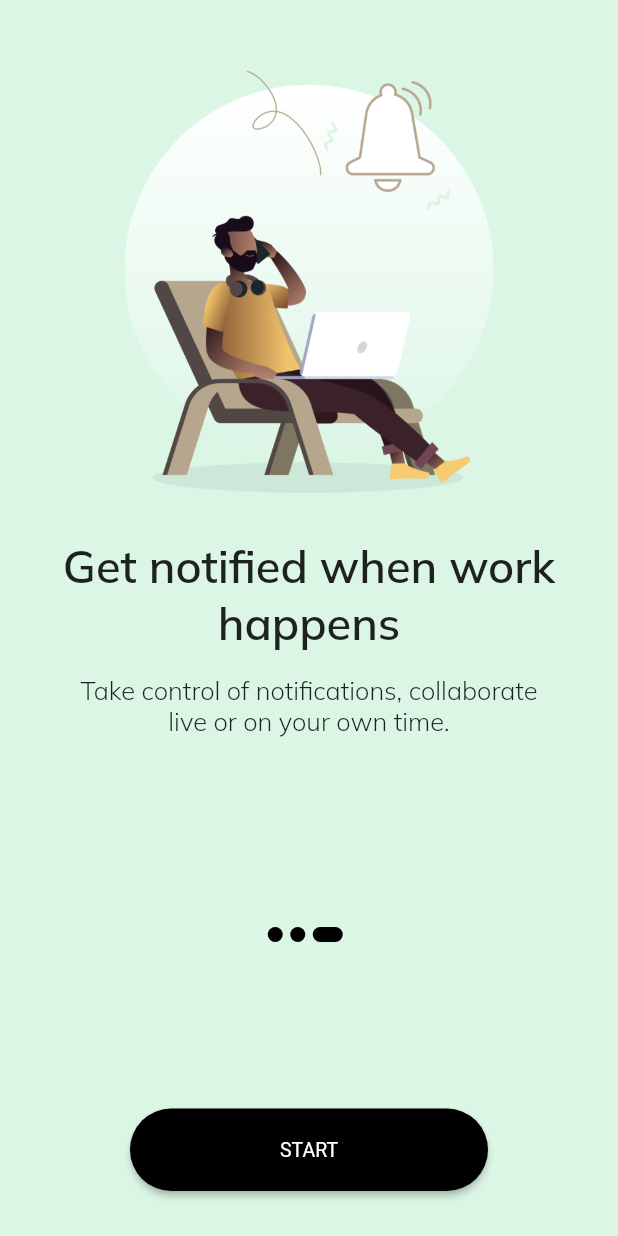
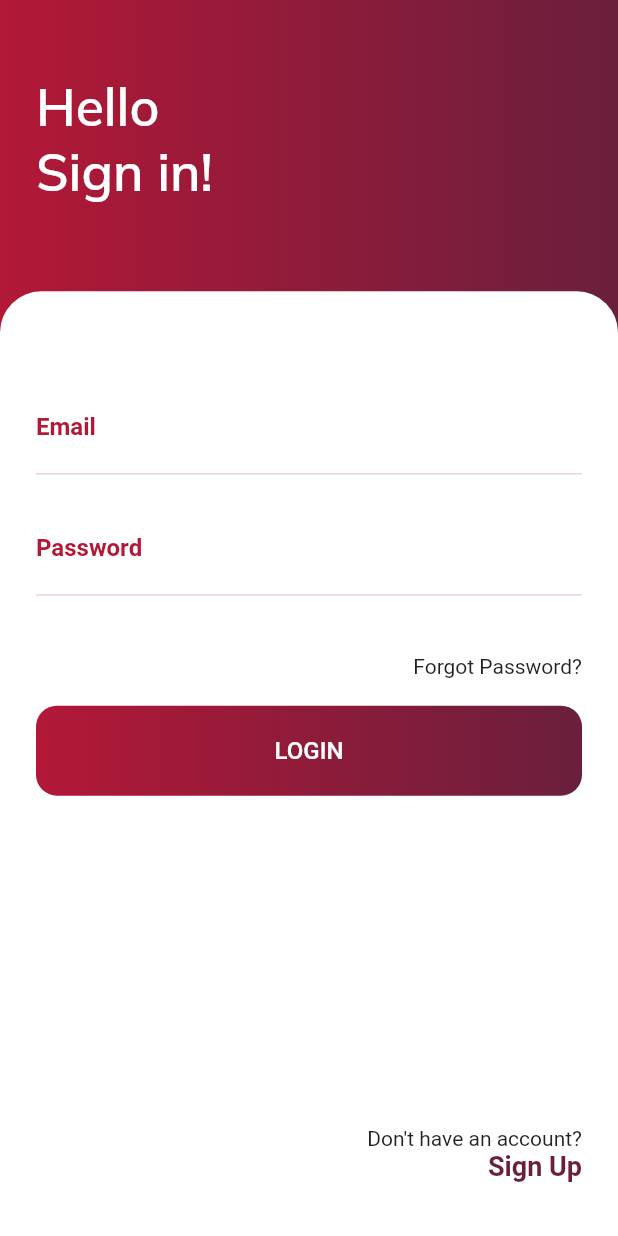
Before and after one commit to mushthakvp/edaya-errand, a Flutter app: the screen it shows after launch, after a tap on "SKIP", after a tap on "START", on a phone screen of 412 x 824 dp. Run offline on Flutter 3.47's test engine with Material 2 defaults, Android fonts, the phone set to English and light mode, and no system bars; our stand-ins replace flutter_bloc, flutter_screenutil, freezed_annotation.

Commit message:
change to dip architecture

```diff
--- /dev/null
+++ b/lib/core/colors.dart
@@ -0,0 +1,4 @@
+import 'package:flutter/material.dart';
+
+Color gColor1 = const Color(0xffb31837);
+Color gColor2 = const Color(0xff6a1f3d);
--- /dev/null
+++ b/lib/feature/login/infrastructure/login_function.dart
@@ -0,0 +1,13 @@
+import 'package:flutter/cupertino.dart';
+
+class LoginFunction {
+  TextEditingController emailController = TextEditingController();
+  TextEditingController passwordController = TextEditingController();
+
+  void checkPAssword() {
+    String email = emailController.text.trim();
+    String password = passwordController.text.trim();
+
+
+  }
+}
--- /dev/null
+++ b/lib/feature/login/presentation/login_view.dart
@@ -0,0 +1,13 @@
+import 'package:flutter/material.dart';
+import 'widgets/login_body.dart';
+
+class LoginView extends StatelessWidget {
+  const LoginView({super.key});
+
+  @override
+  Widget build(BuildContext context) {
+    return const Scaffold(
+      body: LoginBody(),
+    );
+  }
+}
--- /dev/null
+++ b/lib/feature/login/presentation/widgets/login_body.dart
@@ -0,0 +1,66 @@
+import 'package:edaya_errand/feature/login/presentation/widgets/sign_field_widget.dart';
+import 'package:flutter/material.dart';
+import 'package:flutter_screenutil/flutter_screenutil.dart';
+import '../../../../core/colors.dart';
+
+class LoginBody extends StatelessWidget {
+  const LoginBody({super.key});
+
+  @override
+  Widget build(BuildContext context) {
+    Size size = MediaQuery.of(context).size;
+    return Container(
+      height: double.infinity,
+      width: double.infinity,
+      decoration: BoxDecoration(
+        gradient: LinearGradient(
+          colors: [gColor1, gColor2],
+          begin: const FractionalOffset(0.0, 0.0),
+          end: const FractionalOffset(1.0, 0.0),
+          stops: const [0.0, 1.0],
+          tileMode: TileMode.clamp,
+        ),
+      ),
+      child: SafeArea(
+        child: Column(
+          crossAxisAlignment: CrossAxisAlignment.start,
+          children: [
+            SizedBox(height: size.height * .05.h),
+            Padding(
+              padding: const EdgeInsets.symmetric(horizontal: 24),
+              child: Column(
+                crossAxisAlignment: CrossAxisAlignment.start,
+                children: [
+                  Text(
+                    "Hello",
+                    style: TextStyle(
+                      fontFamily: "Mulish",
+                      fontWeight: FontWeight.w600,
+                      fontSize: 30.sp,
+                      color: Colors.white,
+                      decoration: TextDecoration.none,
+                    ),
+                  ),
+                  Text(
+                    "Sign in!",
+                    style: TextStyle(
+                      fontFamily: "Mulish",
+                      fontWeight: FontWeight.w600,
+                      fontSize: 30.sp,
+                      color: Colors.white,
+                      decoration: TextDecoration.none,
+                    ),
+                  ),
+                ],
+              ),
+            ),
+            SizedBox(height: size.height * .06.h),
+           SignifiedWidget(size : size)
+          ],
+        ),
+      ),
+    );
+  }
+
+
+}
--- /dev/null
+++ b/lib/feature/login/presentation/widgets/sign_field_widget.dart
@@ -0,0 +1,123 @@
+import 'package:flutter/material.dart';
+import 'package:flutter_screenutil/flutter_screenutil.dart';
+import '../../../../core/colors.dart';
+
+class SignifiedWidget extends StatelessWidget {
+  final Size size;
+  const SignifiedWidget({super.key, required this.size});
+
+  @override
+  Widget build(BuildContext context) {
+    return Expanded(
+      child: Container(
+        padding: const EdgeInsets.symmetric(horizontal: 24),
+        width: double.infinity,
+        decoration: BoxDecoration(
+          borderRadius: BorderRadius.only(
+            topLeft: Radius.circular(24.r),
+            topRight: Radius.circular(24.r),
+          ),
+          color: Colors.white,
+        ),
+        child: Column(
+          crossAxisAlignment: CrossAxisAlignment.start,
+          children: [
+            SizedBox(height: size.height * .06.h),
+            TextFormField(
+              decoration: inputDecoration("Email"),
+              cursorColor: gColor1,
+            ),
+            SizedBox(height: 15.h),
+            TextFormField(
+              decoration: inputDecoration("Password"),
+              cursorColor: gColor1,
+            ),
+            SizedBox(height: size.height * .04.h),
+            Row(
+              mainAxisAlignment: MainAxisAlignment.end,
+              children: const [
+                Text("Forgot Password?"),
+              ],
+            ),
+            SizedBox(height: 15.h),
+            InkWell(
+              focusColor: Colors.white,
+              hoverColor: Colors.white,
+              child: Container(
+                height: 60,
+                width: size.width.w,
+                decoration: BoxDecoration(
+                  borderRadius: BorderRadius.circular(14),
+                  gradient: LinearGradient(
+                    colors: [
+                      gColor1,
+                      gColor2,
+                    ],
+                    begin: const FractionalOffset(0.0, 0.0),
+                    end: const FractionalOffset(1.0, 0.0),
+                    stops: const [0.0, 1.0],
+                    tileMode: TileMode.clamp,
+                  ),
+                ),
+                child: const Center(
+                  child: Text(
+                    "LOGIN",
+                    style: TextStyle(
+                      color: Colors.white,
+                      fontSize: 16,
+                      fontWeight: FontWeight.w500,
+                    ),
+                  ),
+                ),
+              ),
+            ),
+            const Spacer(),
+            Row(
+              mainAxisAlignment: MainAxisAlignment.end,
+              children: [
+                Column(
+                  crossAxisAlignment: CrossAxisAlignment.end,
+                  children: [
+                    const Text("Don't have an account?"),
+                    Text(
+                      "Sign Up",
+                      style: TextStyle(
+                        color: gColor2,
+                        fontWeight: FontWeight.w600,
+                        fontSize: 18,
+                      ),
+                    ),
+                  ],
+                ),
+              ],
+            ),
+            SizedBox(height: 30.h),
+          ],
+        ),
+      ),
+    );
+  }
+
+  InputDecoration inputDecoration(String label) {
+    return InputDecoration(
+      labelStyle: TextStyle(
+        color: gColor1,
+        fontWeight: FontWeight.w600,
+      ),
+      labelText: label,
+      contentPadding: const EdgeInsets.symmetric(vertical: 14),
+      border: UnderlineInputBorder(
+        borderSide: BorderSide(color: gColor1.withOpacity(.2)),
+      ),
+      disabledBorder: UnderlineInputBorder(
+        borderSide: BorderSide(color: gColor1.withOpacity(.2)),
+      ),
+      enabledBorder: UnderlineInputBorder(
+        borderSide: BorderSide(color: gColor1.withOpacity(.2)),
+      ),
+      focusedBorder: UnderlineInputBorder(
+        borderSide: BorderSide(color: gColor1.withOpacity(.2)),
+      ),
+    );
+  }
+}
--- /dev/null
+++ b/lib/feature/onboard/presentation/onboard_view.dart
@@ -0,0 +1,24 @@
+import 'package:edaya_errand/feature/onboard/presentation/onboard_bloc/onboard_bloc.dart';
+import 'package:edaya_errand/feature/onboard/presentation/widgets/body.dart';
+import 'package:flutter/material.dart';
+import 'package:flutter_bloc/flutter_bloc.dart';
+import '../../../core/size_config.dart';
+import '../domain/onboarding_contents.dart';
+
+class OnboardingScreen extends StatelessWidget {
+  const OnboardingScreen({Key? key}) : super(key: key);
+
+  @override
+  Widget build(BuildContext context) {
+    SizeConfig().init(context);
+
+    return BlocBuilder<OnboardBloc, OnboardState>(
+      builder: (context, state) {
+        return Scaffold(
+          backgroundColor: colors[state.currentPage],
+          body: OnboardBody(state: state),
+        );
+      },
+    );
+  }
+}
--- /dev/null
+++ b/lib/feature/onboard/presentation/widgets/body.dart
@@ -0,0 +1,159 @@
+import 'package:edaya_errand/feature/onboard/presentation/widgets/dot_widget.dart';
+import 'package:flutter/material.dart';
+import 'package:flutter_bloc/flutter_bloc.dart';
+import '../../../../core/size_config.dart';
+import '../../../../routes/routes.dart';
+import '../../../login/presentation/login_view.dart';
+import '../../domain/onboarding_contents.dart';
+import '../onboard_bloc/onboard_bloc.dart';
+
+class OnboardBody extends StatelessWidget {
+  final OnboardState state;
+  const OnboardBody({super.key, required this.state});
+
+  @override
+  Widget build(BuildContext context) {
+    double width = SizeConfig.screenW!;
+    double height = SizeConfig.screenH!;
+    return SafeArea(
+      child: Column(
+        children: [
+          Expanded(
+            flex: 3,
+            child: PageView.builder(
+              physics: const BouncingScrollPhysics(),
+              controller: state.controller,
+              onPageChanged: (value) {
+                context
+                    .read<OnboardBloc>()
+                    .add(OnboardEvent.index(value: value));
+              },
+              itemCount: contents.length,
+              itemBuilder: (context, i) {
+                return Padding(
+                  padding: const EdgeInsets.all(40.0),
+                  child: Column(
+                    children: [
+                      Image.asset(
+                        contents[i].image,
+                        height: SizeConfig.blockV! * 35,
+                      ),
+                      SizedBox(
+                        height: (height >= 840) ? 60 : 30,
+                      ),
+                      Text(
+                        contents[i].title,
+                        textAlign: TextAlign.center,
+                        style: TextStyle(
+                          fontFamily: "Mulish",
+                          fontWeight: FontWeight.w600,
+                          fontSize: (width <= 550) ? 30 : 35,
+                        ),
+                      ),
+                      const SizedBox(height: 15),
+                      Text(
+                        contents[i].desc,
+                        style: TextStyle(
+                          fontFamily: "Mulish",
+                          fontWeight: FontWeight.w300,
+                          fontSize: (width <= 550) ? 17 : 25,
+                        ),
+                        textAlign: TextAlign.center,
+                      )
+                    ],
+                  ),
+                );
+              },
+            ),
+          ),
+          Expanded(
+            flex: 1,
+            child: Column(
+              mainAxisAlignment: MainAxisAlignment.spaceBetween,
+              children: [
+                Row(
+                  mainAxisAlignment: MainAxisAlignment.center,
+                  children: List.generate(
+                    contents.length,
+                    (int index) =>
+                        DotWidget(index: index, stateValue: state.currentPage),
+                  ),
+                ),
+                state.currentPage + 1 == contents.length
+                    ? Padding(
+                        padding: const EdgeInsets.all(30),
+                        child: ElevatedButton(
+                          onPressed: () {
+                            Routes.pushreplace(screen: const LoginView());
+                          },
+                          style: ElevatedButton.styleFrom(
+                            backgroundColor: Colors.black,
+                            shape: RoundedRectangleBorder(
+                              borderRadius: BorderRadius.circular(50),
+                            ),
+                            padding: (width <= 550)
+                                ? const EdgeInsets.symmetric(
+                                    horizontal: 100, vertical: 20)
+                                : EdgeInsets.symmetric(
+                                    horizontal: width * 0.2, vertical: 25),
+                            textStyle:
+                                TextStyle(fontSize: (width <= 550) ? 13 : 17),
+                          ),
+                          child: const Text("START"),
+                        ),
+                      )
+                    : Padding(
+                        padding: const EdgeInsets.all(30),
+                        child: Row(
+                          mainAxisAlignment: MainAxisAlignment.spaceBetween,
+                          children: [
+                            TextButton(
+                              onPressed: () {
+                                state.controller!.jumpToPage(2);
+                              },
+                              style: TextButton.styleFrom(
+                                elevation: 0,
+                                textStyle: TextStyle(
+                                  fontWeight: FontWeight.w600,
+                                  fontSize: (width <= 550) ? 13 : 17,
+                                ),
+                              ),
+                              child: const Text(
+                                "SKIP",
+                                style: TextStyle(color: Colors.black),
+                              ),
+                            ),
+                            ElevatedButton(
+                              onPressed: () {
+                                state.controller!.nextPage(
+                                  duration: const Duration(milliseconds: 200),
+                                  curve: Curves.easeIn,
+                                );
+                              },
+                              style: ElevatedButton.styleFrom(
+                                backgroundColor: Colors.black,
+                                shape: RoundedRectangleBorder(
+                                  borderRadius: BorderRadius.circular(50),
+                                ),
+                                elevation: 0,
+                                padding: (width <= 550)
+                                    ? const EdgeInsets.symmetric(
+                                        horizontal: 30, vertical: 20)
+                                    : const EdgeInsets.symmetric(
+                                        horizontal: 30, vertical: 25),
+                                textStyle: TextStyle(
+                                    fontSize: (width <= 550) ? 13 : 17),
+                              ),
+                              child: const Text("NEXT"),
+                            ),
+                          ],
+                        ),
+                      )
+              ],
+            ),
+          ),
+        ],
+      ),
+    );
+  }
+}
--- /dev/null
+++ b/lib/feature/onboard/presentation/widgets/dot_widget.dart
@@ -0,0 +1,24 @@
+import 'package:flutter/material.dart';
+
+class DotWidget extends StatelessWidget {
+  final int index;
+  final int stateValue;
+  const DotWidget({super.key, required this.index, required this.stateValue});
+
+  @override
+  Widget build(BuildContext context) {
+    return AnimatedContainer(
+      duration: const Duration(milliseconds: 200),
+      decoration: const BoxDecoration(
+        borderRadius: BorderRadius.all(
+          Radius.circular(50),
+        ),
+        color: Color(0xFF000000),
+      ),
+      margin: const EdgeInsets.only(right: 5),
+      height: 10,
+      curve: Curves.easeIn,
+      width: stateValue == index ? 20 : 10,
+    );
+  }
+}
--- a/lib/main.dart
+++ b/lib/main.dart
@@ -1,7 +1,9 @@
+import 'package:edaya_errand/routes/routes.dart';
 import 'package:flutter/material.dart';
 import 'package:flutter_bloc/flutter_bloc.dart';
-import 'application/onboard/onboard_bloc.dart';
-import 'presentation/onboarding/onboarding_screen.dart';
+import 'package:flutter_screenutil/flutter_screenutil.dart';
+import 'feature/onboard/presentation/onboard_bloc/onboard_bloc.dart';
+import 'feature/onboard/presentation/onboard_view.dart';
 
 void main() => runApp(const MyApp());
 
@@ -14,9 +16,22 @@ class MyApp extends StatelessWidget {
       providers: [
         BlocProvider(create: (context) => OnboardBloc()),
       ],
-      child: const MaterialApp(
-        debugShowCheckedModeBanner: false,
-        home: OnboardingScreen(),
+      child: ScreenUtilInit(
+        designSize: const Size(360, 690),
+        minTextAdapt: true,
+        splitScreenMode: true,
+        builder: (context, child) {
+          return MaterialApp(
+            navigatorKey: Routes.navigatorKey,
+            debugShowCheckedModeBanner: false,
+            theme: ThemeData(
+              textTheme: TextTheme(
+                button: TextStyle(fontSize: 45.sp),
+              ),
+            ),
+            home: const OnboardingScreen(),
+          );
+        },
       ),
     );
   }
--- a/lib/presentation/onboarding/onboarding_screen.dart
+++ /dev/null
@@ -1,181 +0,0 @@
-import 'package:flutter/material.dart';
-import 'package:flutter_bloc/flutter_bloc.dart';
-import '../../application/onboard/onboard_bloc.dart';
-import '../../core/size_config.dart';
-import '../../models/onboard/onboarding_contents.dart';
-
-class OnboardingScreen extends StatelessWidget {
-  const OnboardingScreen({Key? key}) : super(key: key);
-
-  AnimatedContainer _buildDots({int? index, int? stateValue}) {
-    return AnimatedContainer(
-      duration: const Duration(milliseconds: 200),
-      decoration: const BoxDecoration(
-        borderRadius: BorderRadius.all(
-          Radius.circular(50),
-        ),
-        color: Color(0xFF000000),
-      ),
-      margin: const EdgeInsets.only(right: 5),
-      height: 10,
-      curve: Curves.easeIn,
-      width: stateValue == index ? 20 : 10,
-    );
-  }
-
-  @override
-  Widget build(BuildContext context) {
-    SizeConfig().init(context);
-    double width = SizeConfig.screenW!;
-    double height = SizeConfig.screenH!;
-
-    return BlocBuilder<OnboardBloc, OnboardState>(
-      builder: (context, state) {
-        return Scaffold(
-          backgroundColor: colors[state.currentPage],
-          body: SafeArea(
-            child: Column(
-              children: [
-                Expanded(
-                  flex: 3,
-                  child: PageView.builder(
-                    physics: const BouncingScrollPhysics(),
-                    controller: state.controller,
-                    onPageChanged: (value) {
-                      context
-                          .read<OnboardBloc>()
-                          .add(OnboardEvent.index(value: value));
-                    },
-                    itemCount: contents.length,
-                    itemBuilder: (context, i) {
-                      return Padding(
-                        padding: const EdgeInsets.all(40.0),
-                        child: Column(
-                          children: [
-                            Image.asset(
-                              contents[i].image,
-                              height: SizeConfig.blockV! * 35,
-                            ),
-                            SizedBox(
-                              height: (height >= 840) ? 60 : 30,
-                            ),
-                            Text(
-                              contents[i].title,
-                              textAlign: TextAlign.center,
-                              style: TextStyle(
-                                fontFamily: "Mulish",
-                                fontWeight: FontWeight.w600,
-                                fontSize: (width <= 550) ? 30 : 35,
-                              ),
-                            ),
-                            const SizedBox(height: 15),
-                            Text(
-                              contents[i].desc,
-                              style: TextStyle(
-                                fontFamily: "Mulish",
-                                fontWeight: FontWeight.w300,
-                                fontSize: (width <= 550) ? 17 : 25,
-                              ),
-                              textAlign: TextAlign.center,
-                            )
-                          ],
-                        ),
-                      );
-                    },
-                  ),
-                ),
-                Expanded(
-                  flex: 1,
-                  child: Column(
-                    mainAxisAlignment: MainAxisAlignment.spaceBetween,
-                    children: [
-                      Row(
-                        mainAxisAlignment: MainAxisAlignment.center,
-                        children: List.generate(
-                          contents.length,
-                          (int index) => _buildDots(
-                              index: index, stateValue: state.currentPage),
-                        ),
-                      ),
-                      state.currentPage + 1 == contents.length
-                          ? Padding(
-                              padding: const EdgeInsets.all(30),
-                              child: ElevatedButton(
-                                onPressed: () {},
-                                style: ElevatedButton.styleFrom(
-                                  backgroundColor: Colors.black,
-                                  shape: RoundedRectangleBorder(
-                                    borderRadius: BorderRadius.circular(50),
-                                  ),
-                                  padding: (width <= 550)
-                                      ? const EdgeInsets.symmetric(
-                                          horizontal: 100, vertical: 20)
-                                      : EdgeInsets.symmetric(
-                                          horizontal: width * 0.2,
-                                          vertical: 25),
-                                  textStyle: TextStyle(
-                                      fontSize: (width <= 550) ? 13 : 17),
-                                ),
-                                child: const Text("START"),
-                              ),
-                            )
-                          : Padding(
-                              padding: const EdgeInsets.all(30),
-                              child: Row(
-                                mainAxisAlignment:
-                                    MainAxisAlignment.spaceBetween,
-                                children: [
-                                  TextButton(
-                                    onPressed: () {
-                                      state.controller!.jumpToPage(2);
-                                    },
-                                    style: TextButton.styleFrom(
-                                      elevation: 0,
-                                      textStyle: TextStyle(
-                                        fontWeight: FontWeight.w600,
-                                        fontSize: (width <= 550) ? 13 : 17,
-                                      ),
-                                    ),
-                                    child: const Text(
-                                      "SKIP",
-                                      style: TextStyle(color: Colors.black),
-                                    ),
-                                  ),
-                                  ElevatedButton(
-                                    onPressed: () {
-                                      state.controller!.nextPage(
-                                        duration:
-                                            const Duration(milliseconds: 200),
-                                        curve: Curves.easeIn,
-                                      );
-                                    },
-                                    style: ElevatedButton.styleFrom(
-                                      backgroundColor: Colors.black,
-                                      shape: RoundedRectangleBorder(
-                                        borderRadius: BorderRadius.circular(50),
-                                      ),
-                                      elevation: 0,
-                                      padding: (width <= 550)
-                                          ? const EdgeInsets.symmetric(
-                                              horizontal: 30, vertical: 20)
-                                          : const EdgeInsets.symmetric(
-                                              horizontal: 30, vertical: 25),
-                                      textStyle: TextStyle(
-                                          fontSize: (width <= 550) ? 13 : 17),
-                                    ),
-                                    child: const Text("NEXT"),
-                                  ),
-                                ],
-                              ),
-                            )
-                    ],
-                  ),
-                ),
-              ],
-            ),
-          ),
-        );
-      },
-    );
-  }
-}
--- /dev/null
+++ b/lib/routes/routes.dart
@@ -0,0 +1,34 @@
+import 'package:flutter/material.dart';
+
+class Routes {
+  static final navigatorKey = GlobalKey<NavigatorState>();
+
+  static push({required var screen}) {
+    navigatorKey.currentState?.push(
+      MaterialPageRoute(
+        builder: (context) => screen,
+      ),
+    );
+  }
+
+  static back(){
+    navigatorKey.currentState?.pop();
+  }
+
+  static pushreplace({required var screen}) {
+    navigatorKey.currentState?.pushReplacement(
+      MaterialPageRoute(
+        builder: (context) => screen,
+      ),
+    );
+  }
+
+  static pushRemoveUntil({required var screen}) {
+    navigatorKey.currentState?.pushAndRemoveUntil(
+      MaterialPageRoute(
+        builder: (context) => screen,
+      ),
+      (route) => false,
+    );
+  }
+}
--- a/pubspec.yaml
+++ b/pubspec.yaml
@@ -16,6 +16,7 @@ dependencies:
   freezed_annotation: ^2.2.0
   get_it: ^7.2.0
   injectable: ^1.5.4
+  flutter_screenutil: ^5.6.0
 
 dev_dependencies:
   build_runner: ^2.3.2
```
Also changed, not shown: lib/feature/onboard/domain/onboarding_contents.dart (renamed from lib/models/onboard/onboarding_contents.dart), lib/feature/onboard/presentation/onboard_bloc/onboard_bloc.dart (renamed from lib/application/onboard/onboard_bloc.dart), lib/feature/onboard/presentation/onboard_bloc/onboard_bloc.freezed.dart (renamed from lib/application/onboard/onboard_bloc.freezed.dart), lib/feature/onboard/presentation/onboard_bloc/onboard_event.dart (renamed from lib/application/onboard/onboard_event.dart), lib/feature/onboard/presentation/onboard_bloc/onboard_state.dart (renamed from lib/application/onboard/onboard_state.dart), pubspec.lock.
